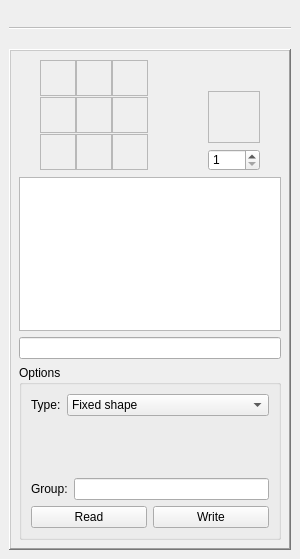
Above: visualrecipeeditordock.ui from IoeCmcomc/MCDatapacker before the change. Below: the same form after it.
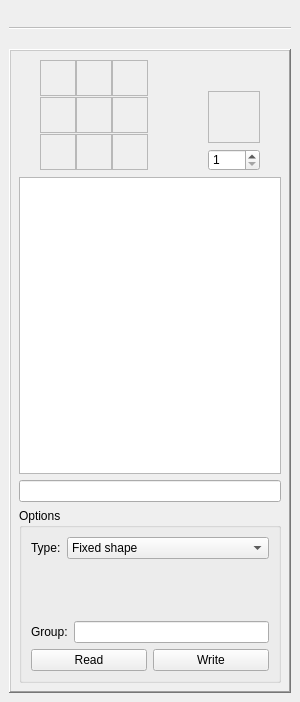
That is the form after the change. Icons and pictures are not drawn. Custom widgets are drawn as their Qt base class.

Commit message: VisualRecipeEditorDock: Changed the itemList from QListWidget to QListView+QStandardItemModel. Improved searching and resizing.

```diff
--- a/visualrecipeeditordock.ui
+++ b/visualrecipeeditordock.ui
@@ -7,7 +7,7 @@
     <x>0</x>
     <y>0</y>
     <width>300</width>
-    <height>559</height>
+    <height>702</height>
    </rect>
   </property>
   <property name="sizePolicy">
@@ -727,7 +727,7 @@
            </layout>
           </item>
           <item>
-           <widget class="QListWidget" name="itemList">
+           <widget class="QListView" name="itemList">
             <property name="sizePolicy">
              <sizepolicy hsizetype="Preferred" vsizetype="Expanding">
               <horstretch>0</horstretch>
@@ -755,8 +755,11 @@
             <property name="viewMode">
              <enum>QListView::IconMode</enum>
             </property>
-            <property name="currentRow">
-             <number>-1</number>
+            <property name="uniformItemSizes">
+             <bool>true</bool>
+            </property>
+            <property name="batchSize">
+             <number>100</number>
             </property>
            </widget>
           </item>
```
Left out of the diff: 14 changed lines with no effect on the pictures. The commit also changes 5 other files.
